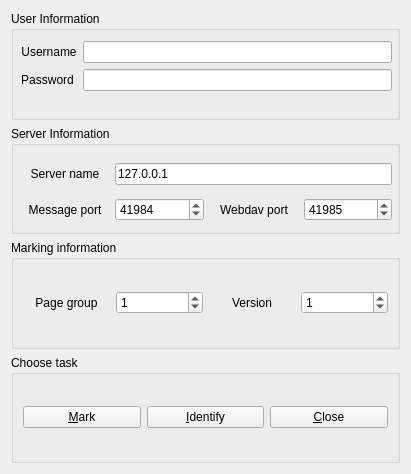
Above: qtCreatorFiles/ui_chooser.ui from plomgrading/plom before the change. Below: the same form after it.
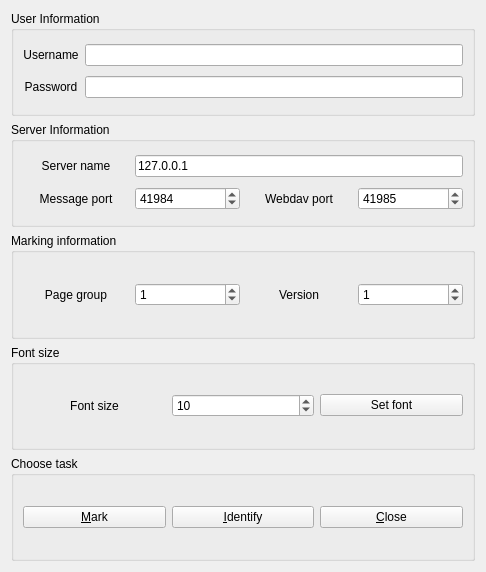
That is the form after the change.

Commit message: There is now a font size selection group in the launcher. User can adjust font size there.

Diff of the .ui file:
```diff
--- a/qtCreatorFiles/ui_chooser.ui
+++ b/qtCreatorFiles/ui_chooser.ui
@@ -6,8 +6,8 @@
    <rect>
     <x>0</x>
     <y>0</y>
-    <width>411</width>
-    <height>474</height>
+    <width>486</width>
+    <height>572</height>
    </rect>
   </property>
   <property name="windowTitle">
@@ -22,16 +22,7 @@
      <property name="title">
       <string>User Information</string>
      </property>
-     <widget class="QWidget" name="layoutWidget">
-      <property name="geometry">
-       <rect>
-        <x>10</x>
-        <y>30</y>
-        <width>371</width>
-        <height>72</height>
-       </rect>
-      </property>
-      <layout class="QFormLayout" name="formLayout">
+     <layout class="QGridLayout" name="gridLayout_3">
        <item row="0" column="0">
         <widget class="QLabel" name="label">
          <property name="text">
@@ -64,7 +55,6 @@
        </item>
       </layout>
      </widget>
-    </widget>
    </item>
    <item>
     <widget class="QGroupBox" name="serverGBox">
@@ -74,15 +64,6 @@
      <property name="title">
       <string>Server Information</string>
      </property>
-     <widget class="QWidget" name="layoutWidget">
-      <property name="geometry">
-       <rect>
-        <x>10</x>
-        <y>30</y>
-        <width>371</width>
-        <height>72</height>
-       </rect>
-      </property>
       <layout class="QGridLayout" name="gridLayout">
        <item row="0" column="0">
         <widget class="QLabel" name="serverLabel">
@@ -94,6 +75,13 @@
          </property>
         </widget>
        </item>
+      <item row="0" column="1" colspan="3">
+       <widget class="QLineEdit" name="serverLE">
+        <property name="text">
+         <string>127.0.0.1</string>
+        </property>
+       </widget>
+      </item>
        <item row="1" column="0">
         <widget class="QLabel" name="mportLabel">
          <property name="text">
@@ -134,15 +122,7 @@
          </property>
         </widget>
        </item>
-       <item row="0" column="1" colspan="3">
-        <widget class="QLineEdit" name="serverLE">
-         <property name="text">
-          <string>127.0.0.1</string>
-         </property>
-        </widget>
-       </item>
-      </layout>
-     </widget>
+     </layout>
     </widget>
    </item>
    <item>
@@ -195,6 +175,63 @@
      </layout>
     </widget>
    </item>
+   <item>
+    <widget class="QGroupBox" name="fontBox">
+     <property name="title">
+      <string>Font size</string>
+     </property>
+     <layout class="QGridLayout" name="gridLayout_4">
+      <item row="0" column="1">
+       <widget class="QSpinBox" name="fontSB">
+        <property name="sizePolicy">
+         <sizepolicy hsizetype="Expanding" vsizetype="Fixed">
+          <horstretch>0</horstretch>
+          <verstretch>0</verstretch>
+         </sizepolicy>
+        </property>
+        <property name="minimum">
+         <number>2</number>
+        </property>
+        <property name="maximum">
+         <number>24</number>
+        </property>
+        <property name="value">
+         <number>10</number>
+        </property>
+       </widget>
+      </item>
+      <item row="0" column="0">
+       <widget class="QLabel" name="fontLabel">
+        <property name="sizePolicy">
+         <sizepolicy hsizetype="Expanding" vsizetype="Preferred">
+          <horstretch>0</horstretch>
+          <verstretch>0</verstretch>
+         </sizepolicy>
+        </property>
+        <property name="text">
+         <string>Font size</string>
+        </property>
+        <property name="alignment">
+         <set>Qt::AlignCenter</set>
+        </property>
+       </widget>
+      </item>
+      <item row="0" column="2">
+       <widget class="QPushButton" name="fontButton">
+        <property name="sizePolicy">
+         <sizepolicy hsizetype="Expanding" vsizetype="Fixed">
+          <horstretch>0</horstretch>
+          <verstretch>0</verstretch>
+         </sizepolicy>
+        </property>
+        <property name="text">
+         <string>Set font</string>
+        </property>
+       </widget>
+      </item>
+     </layout>
+    </widget>
+   </item>
    <item>
     <widget class="QGroupBox" name="taskGBox">
      <property name="title">
```
Lines whose indentation alone changed are shown as unchanged. The commit also changes 2 other files.
